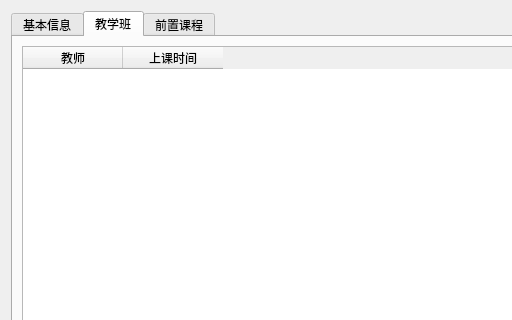
Old version of the form course_selection/coursedialog.ui in the repository Hannahvictoriza092/Course_selection; both pictures show x 0 to 512 and y 0 to 320 of the 600 by 500 pixel window.
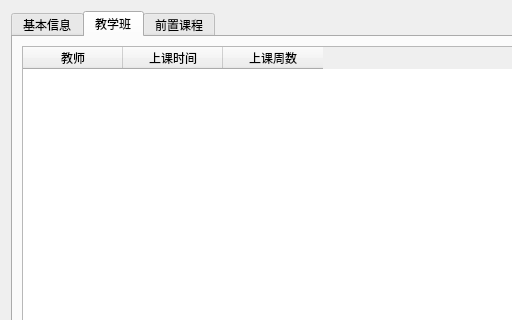
New version of the form. The open tabs and pages were chosen to show the change.

Commit message: 增加周数和上课时间设置窗口，课程展示界面增加上课周数一行

```diff
--- a/course_selection/coursedialog.ui
+++ b/course_selection/coursedialog.ui
@@ -94,7 +94,7 @@
        <item>
         <widget class="QTableWidget" name="tableWidget_classes">
          <property name="columnCount">
-          <number>2</number>
+        <number>3</number>
          </property>
          <column>
           <property name="text">
@@ -106,6 +106,11 @@
            <string>上课时间</string>
           </property>
          </column>
+        <column>
+         <property name="text">
+          <string>上课周数</string>
+         </property>
+        </column>
         </widget>
        </item>
        <item>
```
Lines whose indentation alone changed are shown as unchanged. The commit also changes 14 other files.
